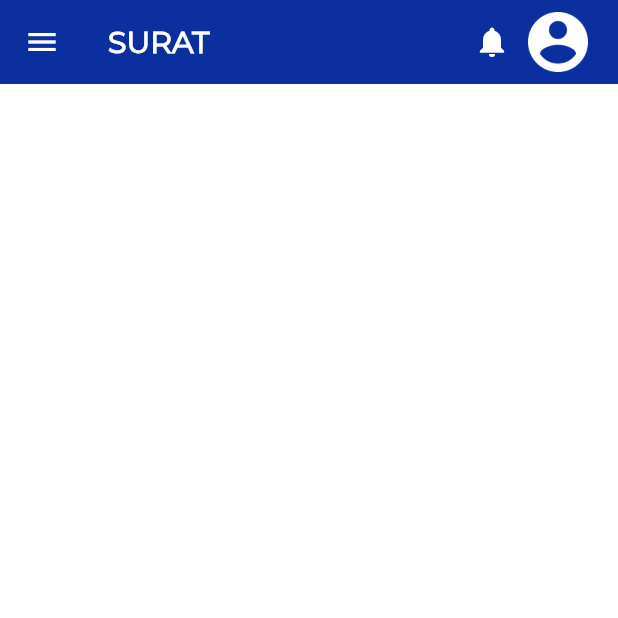
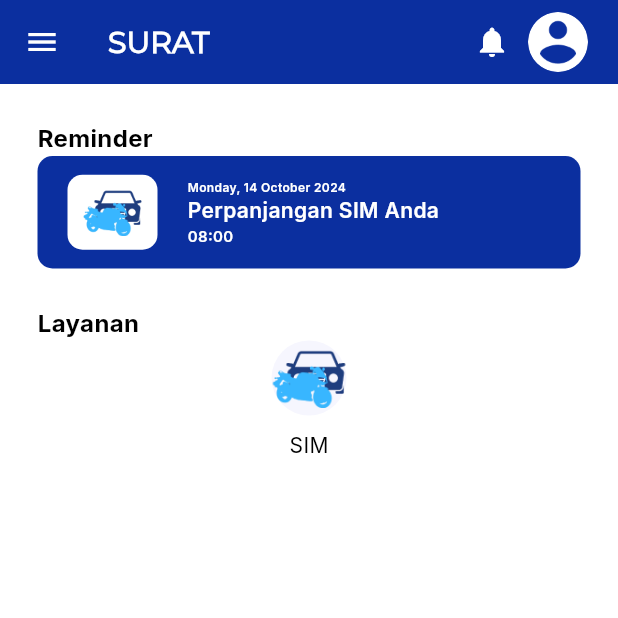
Before and after one commit to FahrezyAli/satu_untuk_rakyat, a Flutter app: the LandingPage screen opened by its route, on a phone screen of 412 x 824 dp, the top half of it. Run offline on Flutter 3.47's test engine with Material 3 defaults, Android fonts, the phone set to English and light mode, and no system bars; generated files the repository leaves out were written again.

Commit message:
landing page progress

```diff
--- /dev/null
+++ b/lib/components/reminder_card.dart
@@ -0,0 +1,71 @@
+import 'package:flutter/material.dart';
+import 'package:satu_untuk_rakyat/models/reminder_model.dart';
+import 'package:satu_untuk_rakyat/utils/colors.dart';
+import 'package:intl/intl.dart';
+
+class ReminderCard extends StatelessWidget {
+  final Reminder reminder;
+
+  const ReminderCard({super.key, required this.reminder});
+
+  @override
+  Widget build(BuildContext context) {
+    return Container(
+      height: 75,
+      decoration: BoxDecoration(
+        color: suratBlue,
+        borderRadius: BorderRadius.circular(10),
+      ),
+      child: Row(
+        children: [
+          SizedBox(width: 20),
+          Container(
+            height: 50,
+            width: 60,
+            decoration: BoxDecoration(
+              color: Colors.white,
+              borderRadius: BorderRadius.circular(10),
+            ),
+            child: Image.asset(
+              'assets/images/sim.png',
+              scale: 2,
+            ),
+          ),
+          SizedBox(width: 20),
+          Expanded(
+            child: Column(
+              crossAxisAlignment: CrossAxisAlignment.start,
+              children: [
+                SizedBox(height: 15),
+                Text(
+                  DateFormat('EEEE, dd MMMM yyyy').format(reminder.date),
+                  style: TextStyle(
+                    color: Colors.white,
+                    fontWeight: FontWeight.w600,
+                    fontSize: 8,
+                  ),
+                ),
+                Text(
+                  reminder.title,
+                  style: TextStyle(
+                    color: Colors.white,
+                    fontWeight: FontWeight.w600,
+                    fontSize: 14,
+                  ),
+                ),
+                Text(
+                  DateFormat.Hm().format(reminder.date),
+                  style: TextStyle(
+                    color: Colors.white,
+                    fontWeight: FontWeight.w600,
+                    fontSize: 10,
+                  ),
+                ),
+              ],
+            ),
+          ),
+        ],
+      ),
+    );
+  }
+}
--- /dev/null
+++ b/lib/components/scaffold.dart
@@ -0,0 +1,42 @@
+import 'package:flutter/material.dart';
+import 'package:satu_untuk_rakyat/components/drawer.dart';
+
+class SuratScaffold extends StatelessWidget {
+  final Widget? body;
+
+  const SuratScaffold({super.key, this.body});
+
+  @override
+  Widget build(BuildContext context) {
+    return Scaffold(
+      drawer: SuratDrawer(),
+      appBar: AppBar(
+        title: Text(
+          "SURAT",
+        ),
+        actions: [
+          IconButton(
+            icon: Icon(Icons.notifications),
+            onPressed: () {
+              return;
+            },
+          ),
+          CircleAvatar(
+            backgroundColor: Colors.transparent,
+            backgroundImage: const AssetImage(
+              'assets/images/user_placeholder.png',
+            ),
+            child: InkWell(
+              borderRadius: BorderRadius.circular(50),
+              onTap: () {
+                return;
+              },
+            ),
+          ),
+          SizedBox(width: 20),
+        ],
+      ),
+      body: body,
+    );
+  }
+}
--- /dev/null
+++ b/lib/components/service_icon.dart
@@ -0,0 +1,33 @@
+import 'package:flutter/material.dart';
+import 'package:satu_untuk_rakyat/utils/colors.dart';
+
+class ServiceIcon extends StatelessWidget {
+  final String service;
+
+  const ServiceIcon({super.key, required this.service});
+
+  @override
+  Widget build(BuildContext context) {
+    return Column(
+      children: [
+        InkWell(
+          borderRadius: BorderRadius.circular(50),
+          child: Ink(
+            decoration: BoxDecoration(
+              color: suratGray,
+              borderRadius: BorderRadius.circular(50),
+            ),
+            width: 50,
+            height: 50,
+            child: Image.asset("assets/images/${service.toLowerCase()}.png"),
+          ),
+          onTap: () {
+            return;
+          },
+        ),
+        SizedBox(height: 10),
+        Text(service),
+      ],
+    );
+  }
+}
--- /dev/null
+++ b/lib/data/reminder_data.dart
@@ -0,0 +1,8 @@
+import 'package:satu_untuk_rakyat/models/reminder_model.dart';
+
+List<Reminder> reminderData = [
+  Reminder(
+    title: "Perpanjangan SIM Anda",
+    date: DateTime(2024, 10, 14, 8),
+  ),
+];
--- /dev/null
+++ b/lib/models/reminder_model.dart
@@ -0,0 +1,9 @@
+class Reminder {
+  final String title;
+  final DateTime date;
+
+  Reminder({
+    required this.title,
+    required this.date,
+  });
+}
--- a/lib/src/general/landing_page.dart
+++ b/lib/src/general/landing_page.dart
@@ -1,38 +1,48 @@
 import 'package:flutter/material.dart';
-import 'package:satu_untuk_rakyat/components/drawer.dart';
+import 'package:satu_untuk_rakyat/components/reminder_card.dart';
+import 'package:satu_untuk_rakyat/components/scaffold.dart';
+import 'package:satu_untuk_rakyat/components/service_icon.dart';
+import 'package:satu_untuk_rakyat/data/reminder_data.dart';
 
 class LandingPage extends StatelessWidget {
   const LandingPage({super.key});
 
   @override
   Widget build(BuildContext context) {
-    return Scaffold(
-      drawer: SuratDrawer(),
-      appBar: AppBar(
-        title: Text(
-          "SURAT",
+    return SuratScaffold(
+      body: Padding(
+        padding: EdgeInsets.symmetric(horizontal: 25),
+        child: ListView(
+          children: [
+            SizedBox(height: 25),
+            Text(
+              "Reminder",
+              style: TextStyle(
+                fontWeight: FontWeight.bold,
+                fontSize: 16,
+              ),
+            ),
+            ...reminderData.map((reminder) {
+              return ReminderCard(reminder: reminder);
+            }),
+            SizedBox(height: 25),
+            Text(
+              "Layanan",
+              style: TextStyle(
+                fontWeight: FontWeight.bold,
+                fontSize: 16,
+              ),
+            ),
+            Row(
+              mainAxisAlignment: MainAxisAlignment.spaceEvenly,
+              children: [
+                ServiceIcon(
+                  service: "SIM",
+                ),
+              ],
+            ),
+          ],
         ),
-        actions: [
-          IconButton(
-            icon: Icon(Icons.notifications),
-            onPressed: () {
-              return;
-            },
-          ),
-          CircleAvatar(
-            backgroundColor: Colors.transparent,
-            child: InkWell(
-              borderRadius: BorderRadius.circular(50),
-              child: Ink.image(
-                image: const AssetImage('assets/images/user_placeholder.png'),
-              ),
-              onTap: () {
-                return;
-              },
-            ),
-          ),
-          SizedBox(width: 20),
-        ],
       ),
     );
   }
--- a/lib/src/general/start_page.dart
+++ b/lib/src/general/start_page.dart
@@ -8,18 +8,16 @@ class StartPage extends StatelessWidget {
 
   @override
   Widget build(BuildContext context) {
-    var deviceWidth = MediaQuery.sizeOf(context).width;
-
     return Scaffold(
       body: Column(
         children: [
           const Center(),
-          SizedBox(height: deviceWidth / 5),
-          Image(
-            image: const AssetImage('assets/images/logo.png'),
-            width: deviceWidth - 100,
+          SizedBox(height: 75),
+          Image.asset(
+            'assets/images/logo.png',
+            width: 250,
           ),
-          SizedBox(height: deviceWidth - 150),
+          SizedBox(height: 250),
           ElevatedButton(
             style: ElevatedButton.styleFrom(
               shape: RoundedRectangleBorder(
@@ -30,7 +28,7 @@ class StartPage extends StatelessWidget {
               return;
             },
             child: SizedBox(
-              width: deviceWidth - 100,
+              width: 250,
               child: const Center(
                 child: Text(
                   'Login',
@@ -56,7 +54,7 @@ class StartPage extends StatelessWidget {
               return;
             },
             child: SizedBox(
-              width: deviceWidth - 100,
+              width: 250,
               child: const Center(
                 child: Text(
                   'Register',
--- a/lib/utils/colors.dart
+++ b/lib/utils/colors.dart
@@ -1,3 +1,4 @@
 import 'package:flutter/material.dart';
 
 const suratBlue = Color(0xFF0B2F9F);
+const suratGray = Color(0xFFF6F6FE);
```
Also changed, not shown: assets/images/sim.png (added).
